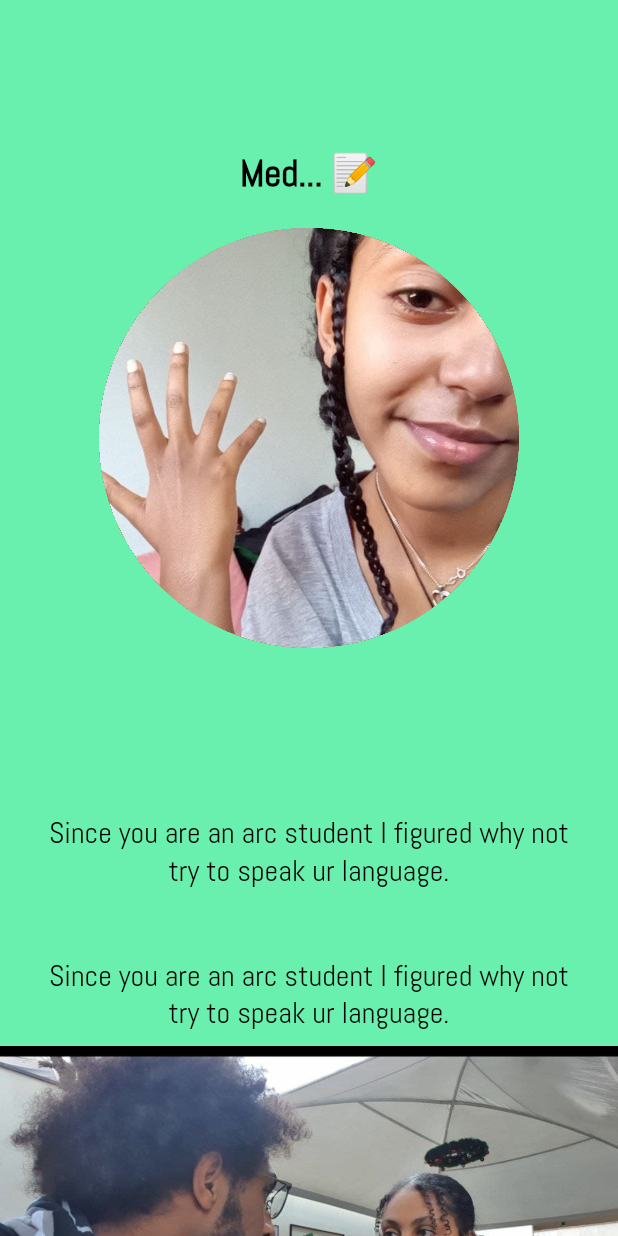
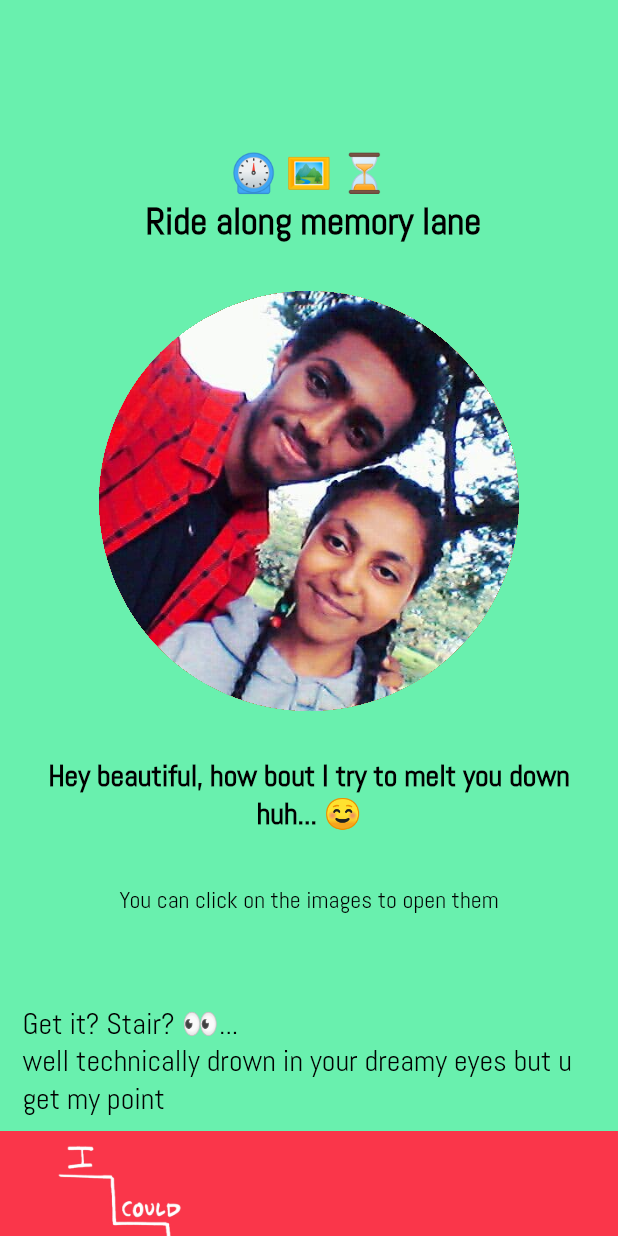
Before and after one commit to dagmawibabi/MedhanitApp, a Flutter app: the Page4 screen opened by its route, on a phone screen of 412 x 824 dp. Run offline on Flutter 3.47's test engine with Material 2 defaults, Android fonts, the phone set to English and light mode, and no system bars; our stand-ins replace animated_background, just_audio, photo_view, widget_circular_animator.

Commit message:
more sentimental

```diff
--- a/lib/pages/page4.dart
+++ b/lib/pages/page4.dart
@@ -12,7 +12,7 @@ class _Page4State extends State<Page4> {
   dynamic player;
   void musicPlayer() async {
     player = AudioPlayer();
-    var duration = await player.setAsset("assets/music/LDRSong.mp3");
+    var duration = await player.setAsset("assets/music/Dandelions.mp3");
     player.play();
   }
 
@@ -46,14 +46,15 @@ class _Page4State extends State<Page4> {
                     const SizedBox(height: 100.0),
                     // Main Title
                     const Text(
-                      "Med... 📝",
+                      "⏲ 🖼 ⏳ \n Ride along memory lane",
+                      textAlign: TextAlign.center,
                       style: TextStyle(
                         color: Colors.black,
                         fontSize: 25.0,
                         fontWeight: FontWeight.bold,
                       ),
                     ),
-                    const SizedBox(height: 20.0),
+                    const SizedBox(height: 30.0),
                     // Circular Image
                     Container(
                       width: 280.0,
@@ -68,33 +69,77 @@ class _Page4State extends State<Page4> {
                       child: FittedBox(
                         fit: BoxFit.cover,
                         child: Image.asset(
-                          "assets/images/15.jpg",
+                          "assets/images/100.jpg",
                         ),
                       ),
                     ),
-                    const SizedBox(height: 100.0),
+                    const SizedBox(height: 30.0),
                     // First Paragraph
+                    Container(
+                      padding: const EdgeInsets.symmetric(horizontal: 30.0),
+                      alignment: Alignment.center,
+                      child: const Text(
+                        "Hey beautiful, how bout I try to melt you down huh... ☺ \n",
+                        textAlign: TextAlign.center,
+                        style: TextStyle(
+                          color: Colors.black,
+                          fontSize: 20.0,
+                          fontWeight: FontWeight.bold,
+                        ),
+                      ),
+                    ),
+                    // Hint
                     Container(
                       padding: const EdgeInsets.symmetric(
                           horizontal: 30.0, vertical: 10.0),
                       alignment: Alignment.center,
                       child: const Text(
-                        "Since you are an arc student I figured why not try to speak ur language. \n",
+                        "You can click on the images to open them",
                         textAlign: TextAlign.center,
+                        style: TextStyle(
+                          color: Colors.black,
+                          fontSize: 16.0,
+                        ),
+                      ),
+                    ),
+                    const SizedBox(height: 40.0),
+                    // Arc Memes
+                    // ArcMeme #1
+                    Container(
+                      padding: const EdgeInsets.symmetric(
+                          horizontal: 15.0, vertical: 10.0),
+                      alignment: Alignment.centerLeft,
+                      child: const Text(
+                        "Get it? Stair? 👀... \nwell technically drown in your dreamy eyes but u get my point",
+                        textAlign: TextAlign.start,
                         style: TextStyle(
                           color: Colors.black,
                           fontSize: 20.0,
                         ),
                       ),
                     ),
-                    // Arc Memes
-                    // ArcMeme #1
+                    GestureDetector(
+                      onTap: () {
+                        Navigator.pushNamed(
+                          context,
+                          "viewImagesPage",
+                          arguments: {
+                            "networkImage": "assets/images/arcMeme2.jpg",
+                            "scaffoldBG": "Colors.greenAccent",
+                            "isAsset": true,
+                          },
+                        );
+                      },
+                      child: Image.asset("assets/images/arcMeme2.jpg"),
+                    ),
+                    const SizedBox(height: 40.0),
+                    // ArcMeme #2
                     Container(
                       padding: const EdgeInsets.symmetric(
-                          horizontal: 30.0, vertical: 10.0),
-                      alignment: Alignment.center,
+                          horizontal: 15.0, vertical: 10.0),
+                      alignment: Alignment.centerLeft,
                       child: const Text(
-                        "Since you are an arc student I figured why not try to speak ur language.",
+                        "You complete me babe... 🧩",
                         textAlign: TextAlign.center,
                         style: TextStyle(
                           color: Colors.black,
@@ -108,22 +153,23 @@ class _Page4State extends State<Page4> {
                           context,
                           "viewImagesPage",
                           arguments: {
-                            "networkImage": "assets/images/removeBG11.jpg",
+                            "networkImage": "assets/images/17.jpg",
                             "scaffoldBG": "Colors.greenAccent",
                             "isAsset": true,
                           },
                         );
                       },
-                      child: Image.asset("assets/images/removeBG11.jpg"),
+                      child: Image.asset("assets/images/17.jpg"),
                     ),
-                    // ArcMeme #2
+                    const SizedBox(height: 40.0),
+                    // ArcMeme #3
                     Container(
                       padding: const EdgeInsets.symmetric(
-                          horizontal: 30.0, vertical: 10.0),
-                      alignment: Alignment.center,
+                          horizontal: 15.0, vertical: 10.0),
+                      alignment: Alignment.centerLeft,
                       child: const Text(
-                        "Since you are an arc student I figured why not try to speak ur language.",
-                        textAlign: TextAlign.center,
+                        "Well I sometimes feel like an engineer with the way we plan to make things work and it's so cute of us. 😊",
+                        textAlign: TextAlign.start,
                         style: TextStyle(
                           color: Colors.black,
                           fontSize: 20.0,
@@ -136,22 +182,23 @@ class _Page4State extends State<Page4> {
                           context,
                           "viewImagesPage",
                           arguments: {
-                            "networkImage": "assets/images/removeBG22.jpg",
+                            "networkImage": "assets/images/arcMeme3.jpg",
                             "scaffoldBG": "Colors.greenAccent",
                             "isAsset": true,
                           },
                         );
                       },
-                      child: Image.asset("assets/images/removeBG22.jpg"),
+                      child: Image.asset("assets/images/arcMeme3.jpg"),
                     ),
-                    // ArcMeme #3
+                    const SizedBox(height: 40.0),
+                    // ArcMeme #4
                     Container(
                       padding: const EdgeInsets.symmetric(
-                          horizontal: 30.0, vertical: 10.0),
-                      alignment: Alignment.center,
+                          horizontal: 15.0, vertical: 10.0),
+                      alignment: Alignment.centerLeft,
                       child: const Text(
-                        "Since you are an arc student I figured why not try to speak ur language.",
-                        textAlign: TextAlign.center,
+                        "Form follows heart, and our hearts long for eachother! ♥",
+                        textAlign: TextAlign.start,
                         style: TextStyle(
                           color: Colors.black,
                           fontSize: 20.0,
@@ -164,22 +211,23 @@ class _Page4State extends State<Page4> {
                           context,
                           "viewImagesPage",
                           arguments: {
-                            "networkImage": "assets/images/mark.jpg",
+                            "networkImage": "assets/images/arcMeme4.jpg",
                             "scaffoldBG": "Colors.greenAccent",
                             "isAsset": true,
                           },
                         );
                       },
-                      child: Image.asset("assets/images/mark.jpg"),
+                      child: Image.asset("assets/images/arcMeme4.jpg"),
                     ),
-                    // ArcMeme #4
+                    const SizedBox(height: 40.0),
+                    // ArcMeme #5
                     Container(
                       padding: const EdgeInsets.symmetric(
-                          horizontal: 30.0, vertical: 10.0),
-                      alignment: Alignment.center,
+                          horizontal: 15.0, vertical: 10.0),
+                      alignment: Alignment.centerLeft,
                       child: const Text(
-                        "Since you are an arc student I figured why not try to speak ur language.",
-                        textAlign: TextAlign.center,
+                        "Also babe, You can 'lean' on me on your horrible days! I got you! 😉",
+                        textAlign: TextAlign.start,
                         style: TextStyle(
                           color: Colors.black,
                           fontSize: 20.0,
@@ -192,46 +240,19 @@ class _Page4State extends State<Page4> {
                           context,
                           "viewImagesPage",
                           arguments: {
-                            "networkImage": "assets/images/100.jpg",
+                            "networkImage": "assets/images/arcMeme5.jpg",
                             "scaffoldBG": "Colors.greenAccent",
                             "isAsset": true,
                           },
                         );
                       },
-                      child: Image.asset("assets/images/100.jpg"),
-                    ),
-                    // ArcMeme #5 - Compare last hug and first hug here in addis
-                    Container(
-                      padding: const EdgeInsets.symmetric(
-                          horizontal: 30.0, vertical: 10.0),
-                      alignment: Alignment.center,
-                      child: const Text(
-                        "Since you are an arc student I figured why not try to speak ur language.",
-                        textAlign: TextAlign.center,
-                        style: TextStyle(
-                          color: Colors.black,
-                          fontSize: 20.0,
-                        ),
-                      ),
-                    ),
-                    GestureDetector(
-                      onTap: () {
-                        Navigator.pushNamed(
-                          context,
-                          "viewImagesPage",
-                          arguments: {
-                            "networkImage": "assets/images/11.jpg",
-                            "scaffoldBG": "Colors.greenAccent",
-                            "isAsset": true,
-                          },
-                        );
-                      },
-                      child: Image.asset("assets/images/11.jpg"),
+                      child: Image.asset("assets/images/arcMeme5.jpg"),
                     ),
                     const SizedBox(height: 100.0),
                     // Continue Button
                     ElevatedButton(
                       onPressed: () {
+                        //player.pause();
                         Navigator.pushNamed(context, "page2");
                       },
                       child: const Text(
```
Also changed, not shown: lib/pages/page1.dart (+33 -6 lines), lib/pages/page3.dart (+44 -25 lines), assets/images/collage1.jpg (added), assets/images/collage2.jpg (added), assets/images/collage3.jpg (added), assets/images/collage4.jpg (added), assets/images/collage5.jpg (added), assets/images/collage6.jpg (added), assets/images/pic102.jpg (renamed from assets/images/photo_2022-01-01_21-39-01.jpg).
